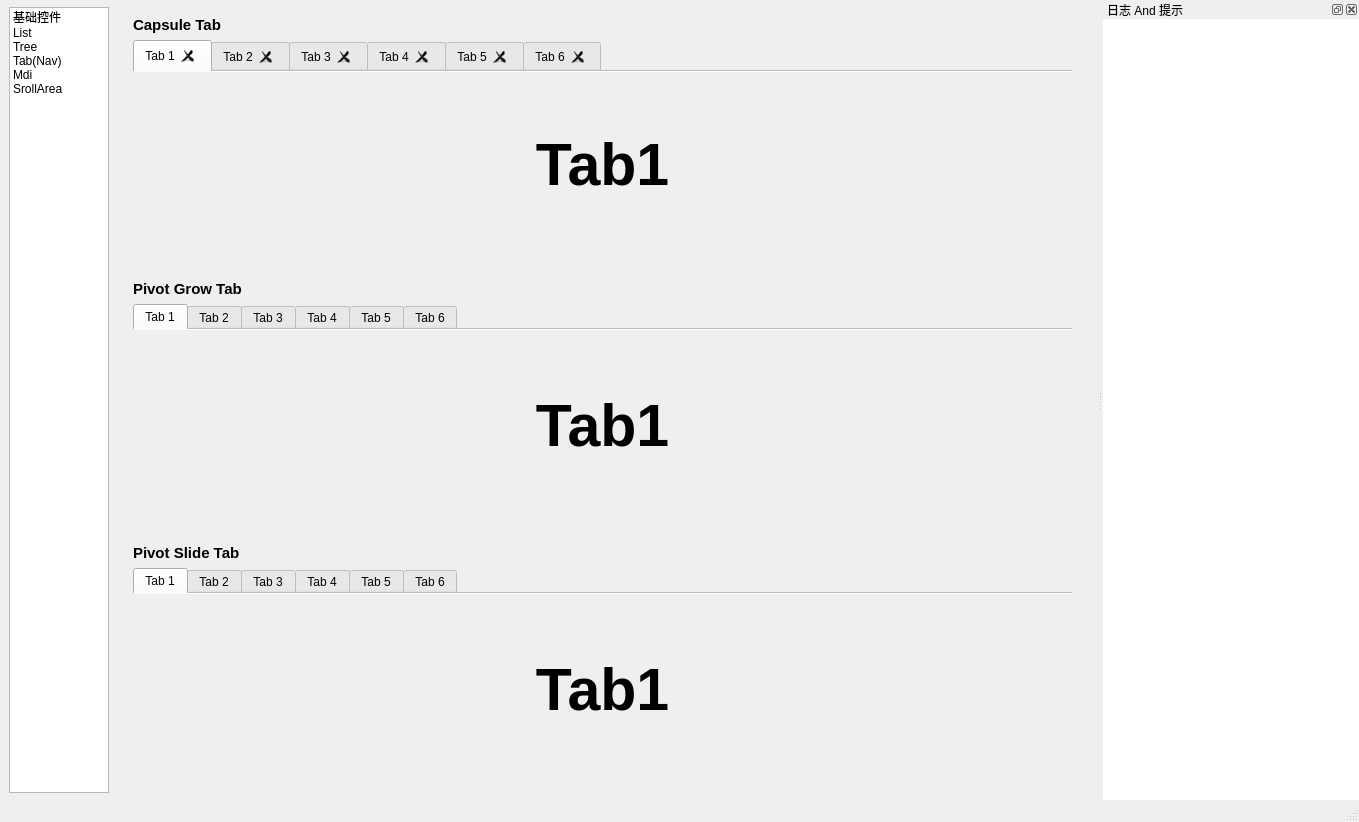
Before: the Qt Designer form mainwindow.ui in XHY-ChuJian/FluentUIStyle, drawn with Qt 5.
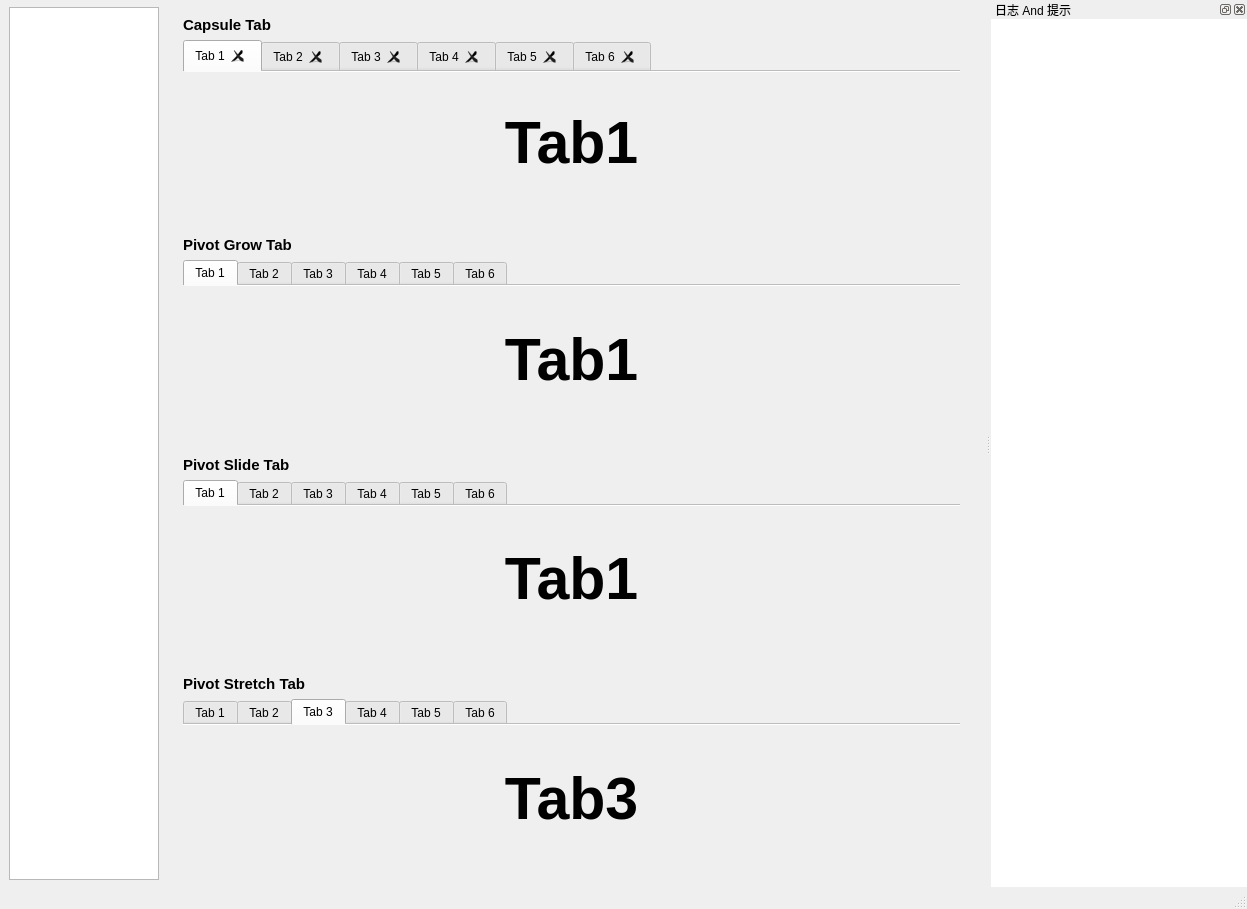
After: the same form once the commit is applied. The open tabs and pages were chosen to show the change. Custom widgets are drawn as their Qt base class.

Commit message:
feat: 添加SlidingStackedWidget和增强标签栏动画
变更内容：
- 添加 SlidingStackedWidget 自定义控件用于页面平滑过渡

- 增强 FluentUI3Style 标签栏支持
  - 在 TabBarStyle 中新增 Pivot_Stretch 枚举值
  - 实现 drawPivotStretchingTab() 复杂缓动动画
  - 实现 drawPivotSlidingTab() 平滑指示器过渡
  - 添加 drawNavigationViewIndicator() 树形视图动画
  - 添加 drawTreeViewIndicator() 选择指示器navigationViewIndicator 属性

- 更新 UI
  - 添加 widget_18 Pivot Stretch 标签演示
  - 用 QTreeWidget 替换 QListWidget 作为导航
  - 注册 SlidingStackedWidget 为自定义控件

What changed in the file:
```diff
--- a/mainwindow.ui
+++ b/mainwindow.ui
@@ -6,8 +6,8 @@
    <rect>
     <x>0</x>
     <y>0</y>
-    <width>1359</width>
-    <height>822</height>
+    <width>1247</width>
+    <height>909</height>
    </rect>
   </property>
   <property name="windowTitle">
@@ -17,6 +17,9 @@
    <string notr="true"/>
   </property>
   <widget class="QWidget" name="centralwidget">
+   <property name="autoFillBackground">
+    <bool>false</bool>
+   </property>
    <layout class="QGridLayout" name="gridLayout">
     <property name="topMargin">
      <number>7</number>
@@ -944,7 +947,7 @@
        </layout>
       </widget>
       <widget class="QWidget" name="page_4">
-       <layout class="QGridLayout" name="gridLayout_40">
+       <layout class="QGridLayout" name="gridLayout_47">
         <property name="topMargin">
          <number>0</number>
         </property>
@@ -1542,6 +1545,203 @@
           </layout>
          </widget>
         </item>
+        <item row="3" column="0">
+         <widget class="QWidget" name="widget_18" native="true">
+          <layout class="QGridLayout" name="gridLayout_40">
+           <item row="0" column="0">
+            <widget class="QLabel" name="label_34">
+             <property name="font">
+              <font>
+               <pointsize>11</pointsize>
+               <bold>true</bold>
+              </font>
+             </property>
+             <property name="text">
+              <string>Pivot Stretch Tab</string>
+             </property>
+            </widget>
+           </item>
+           <item row="1" column="0">
+            <widget class="QTabWidget" name="tabStretchPivot">
+             <property name="tabShape">
+              <enum>QTabWidget::Rounded</enum>
+             </property>
+             <property name="currentIndex">
+              <number>2</number>
+             </property>
+             <property name="usesScrollButtons">
+              <bool>true</bool>
+             </property>
+             <property name="documentMode">
+              <bool>true</bool>
+             </property>
+             <property name="tabsClosable">
+              <bool>false</bool>
+             </property>
+             <property name="movable">
+              <bool>false</bool>
+             </property>
+             <widget class="QWidget" name="tab_19">
+              <attribute name="title">
+               <string>Tab 1</string>
+              </attribute>
+              <layout class="QGridLayout" name="gridLayout_41">
+               <item row="0" column="0">
+                <widget class="QLabel" name="label_35">
+                 <property name="font">
+                  <font>
+                   <pointsize>44</pointsize>
+                   <bold>true</bold>
+                  </font>
+                 </property>
+                 <property name="text">
+                  <string>Tab1</string>
+                 </property>
+                 <property name="alignment">
+                  <set>Qt::AlignCenter</set>
+                 </property>
+                 <property name="indent">
+                  <number>-1</number>
+                 </property>
+                </widget>
+               </item>
+              </layout>
+             </widget>
+             <widget class="QWidget" name="tab_20">
+              <attribute name="title">
+               <string>Tab 2</string>
+              </attribute>
+              <layout class="QGridLayout" name="gridLayout_42">
+               <item row="0" column="0">
+                <widget class="QLabel" name="label_36">
+                 <property name="font">
+                  <font>
+                   <pointsize>44</pointsize>
+                   <bold>true</bold>
+                  </font>
+                 </property>
+                 <property name="text">
+                  <string>Tab2</string>
+                 </property>
+                 <property name="alignment">
+                  <set>Qt::AlignCenter</set>
+                 </property>
+                 <property name="indent">
+                  <number>-1</number>
+                 </property>
+                </widget>
+               </item>
+              </layout>
+             </widget>
+             <widget class="QWidget" name="tab_21">
+              <attribute name="title">
+               <string>Tab 3</string>
+              </attribute>
+              <layout class="QGridLayout" name="gridLayout_43">
+               <item row="0" column="0">
+                <widget class="QLabel" name="label_37">
+                 <property name="font">
+                  <font>
+                   <pointsize>44</pointsize>
+                   <bold>true</bold>
+                  </font>
+                 </property>
+                 <property name="text">
+                  <string>Tab3</string>
+                 </property>
+                 <property name="alignment">
+                  <set>Qt::AlignCenter</set>
+                 </property>
+                 <property name="indent">
+                  <number>-1</number>
+                 </property>
+                </widget>
+               </item>
+              </layout>
+             </widget>
+             <widget class="QWidget" name="tab_22">
+              <attribute name="title">
+               <string>Tab 4</string>
+              </attribute>
+              <layout class="QGridLayout" name="gridLayout_44">
+               <item row="0" column="0">
+                <widget class="QLabel" name="label_38">
+                 <property name="font">
+                  <font>
+                   <pointsize>44</pointsize>
+                   <bold>true</bold>
+                  </font>
+                 </property>
+                 <property name="text">
+                  <string>Tab4</string>
+                 </property>
+                 <property name="alignment">
+                  <set>Qt::AlignCenter</set>
+                 </property>
+                 <property name="indent">
+                  <number>-1</number>
+                 </property>
+                </widget>
+               </item>
+              </layout>
+             </widget>
+             <widget class="QWidget" name="tab_23">
+              <attribute name="title">
+               <string>Tab 5</string>
+              </attribute>
+              <layout class="QGridLayout" name="gridLayout_45">
+               <item row="0" column="0">
+                <widget class="QLabel" name="label_39">
+                 <property name="font">
+                  <font>
+                   <pointsize>44</pointsize>
+                   <bold>true</bold>
+                  </font>
+                 </property>
+                 <property name="text">
+                  <string>Tab5</string>
+                 </property>
+                 <property name="alignment">
+                  <set>Qt::AlignCenter</set>
+                 </property>
+                 <property name="indent">
+                  <number>-1</number>
+                 </property>
+                </widget>
+               </item>
+              </layout>
+             </widget>
+             <widget class="QWidget" name="tab_24">
+              <attribute name="title">
+               <string>Tab 6</string>
+              </attribute>
+              <layout class="QGridLayout" name="gridLayout_46">
+               <item row="0" column="0">
+                <widget class="QLabel" name="label_40">
+                 <property name="font">
+                  <font>
+                   <pointsize>44</pointsize>
+                   <bold>true</bold>
+                  </font>
+                 </property>
+                 <property name="text">
+                  <string>Tab6</string>
+                 </property>
+                 <property name="alignment">
+                  <set>Qt::AlignCenter</set>
+                 </property>
+                 <property name="indent">
+                  <number>-1</number>
+                 </property>
+                </widget>
+               </item>
+              </layout>
+             </widget>
+            </widget>
+           </item>
+          </layout>
+         </widget>
+        </item>
        </layout>
       </widget>
       <widget class="QWidget" name="page_5"/>
@@ -1596,52 +1796,33 @@
      </widget>
     </item>
     <item row="0" column="0">
-     <widget class="QListWidget" name="listWidget">
+     <widget class="QTreeWidget" name="navView">
       <property name="sizePolicy">
-       <sizepolicy hsizetype="Fixed" vsizetype="Expanding">
+       <sizepolicy hsizetype="Minimum" vsizetype="Expanding">
         <horstretch>0</horstretch>
         <verstretch>0</verstretch>
        </sizepolicy>
       </property>
       <property name="maximumSize">
        <size>
-        <width>100</width>
+        <width>150</width>
         <height>16777215</height>
        </size>
       </property>
-      <property name="currentRow">
-       <number>-1</number>
+      <property name="indentation">
+       <number>20</number>
       </property>
-      <item>
+      <property name="headerHidden">
+       <bool>true</bool>
+      </property>
+      <attribute name="headerVisible">
+       <bool>false</bool>
+      </attribute>
+      <column>
        <property name="text">
-        <string>基础控件</string>
+        <string>1</string>
        </property>
-      </item>
-      <item>
-       <property name="text">
-        <string>List</string>
-       </property>
-      </item>
-      <item>
-       <property name="text">
-        <string>Tree</string>
-       </property>
-      </item>
-      <item>
-       <property name="text">
-        <string>Tab(Nav)</string>
-       </property>
-      </item>
-      <item>
-       <property name="text">
-        <string>Mdi</string>
-       </property>
-      </item>
-      <item>
-       <property name="text">
-        <string>SrollArea</string>
-       </property>
-      </item>
+      </column>
      </widget>
     </item>
    </layout>
@@ -1742,6 +1923,14 @@
    </property>
   </action>
  </widget>
+ <customwidgets>
+  <customwidget>
+   <class>SlidingStackedWidget</class>
+   <extends>QStackedWidget</extends>
+   <header location="global">slidingstackedwidget.h</header>
+   <container>1</container>
+  </customwidget>
+ </customwidgets>
  <resources/>
  <connections>
   <connection>
```
Left out of the diff: 24 changed lines with no effect on the pictures. The commit also changes 9 other files.
